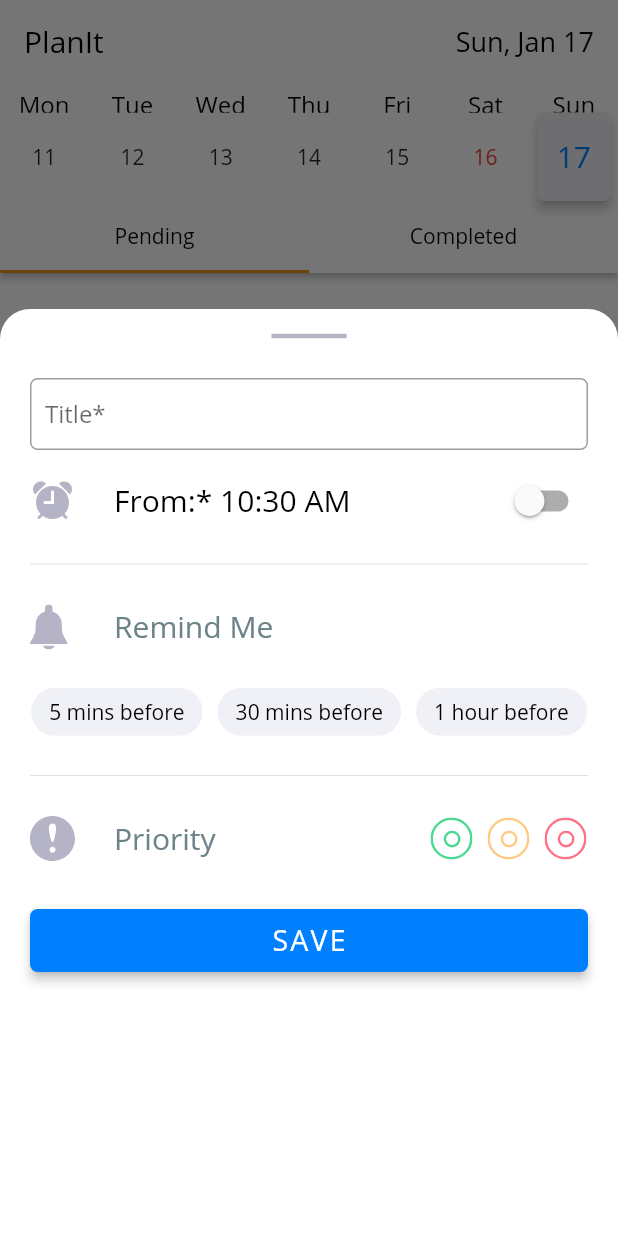
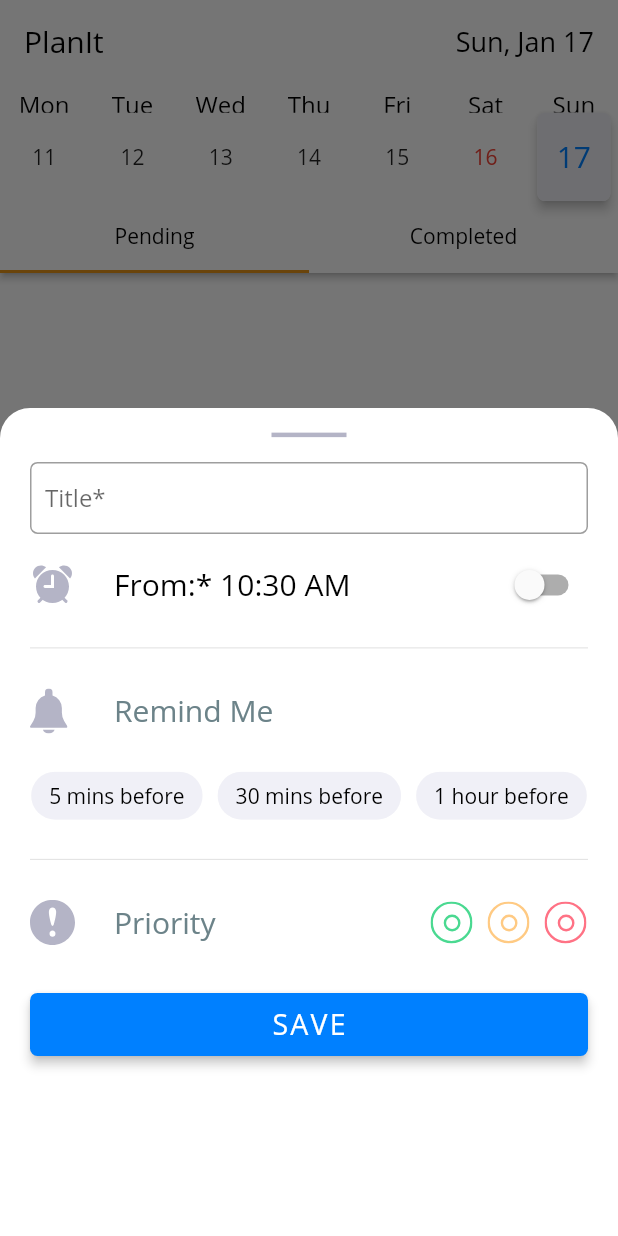
Before and after one commit to Jaineel-Mamtora/PlanIt, a Flutter app: the screen it shows after launch, after a tap on "What do you need to do?", on a phone screen of 412 x 824 dp. Run offline on Flutter 3.47's test engine with Material 2 defaults, Android fonts, the phone set to English and light mode, and no system bars; drawn by our look-alikes of table_calendar; our stand-ins replace connectivity, email_validator, firebase_auth, firebase_core, flutter_local_notifications, flutter_svg and 7 more; missing offline and left inert: sqflite_migration_service; accounts and stored records are empty.

Commit message:
minor changes

```diff
--- a/lib/main.dart
+++ b/lib/main.dart
@@ -31,9 +31,20 @@ void main() async {
 
 class MyPlanItApp extends StatelessWidget {
   final _navigationService = locator<NavigationService>();
-
   @override
   Widget build(BuildContext context) {
+    SystemChrome.setSystemUIOverlayStyle(
+      SystemUiOverlayStyle.dark.copyWith(
+        /* set Status bar color in Android devices. */
+        statusBarColor: Colors.white,
+        /* set Status bar icons color in Android devices.*/
+        statusBarIconBrightness: Brightness.dark,
+        /* set Status bar icon color in iOS. */
+        statusBarBrightness: Brightness.dark,
+        systemNavigationBarColor: Colors.white,
+        systemNavigationBarIconBrightness: Brightness.dark,
+      ),
+    );
     return MultiProvider(
       providers: [
         StreamProvider<User>.value(
--- a/lib/ui/components/custom_modal_bottom_sheet.dart
+++ b/lib/ui/components/custom_modal_bottom_sheet.dart
@@ -1,13 +1,14 @@
 import 'dart:convert';
 
-import 'package:PlanIt/constants.dart';
 import 'package:intl/intl.dart';
+import 'package:sprintf/sprintf.dart';
 import 'package:flutter/material.dart';
 import 'package:flutter_svg/flutter_svg.dart';
 import 'package:fluttertoast/fluttertoast.dart';
 
 import 'package:PlanIt/colors.dart';
 import 'package:PlanIt/locator.dart';
+import 'package:PlanIt/constants.dart';
 import 'package:PlanIt/models/task.dart';
 import 'package:PlanIt/enums/status.dart';
 import 'package:PlanIt/enums/reminder.dart';
@@ -16,7 +17,6 @@ import 'package:PlanIt/viewmodels/home_viewmodel.dart';
 import 'package:PlanIt/services/database_service.dart';
 import 'package:PlanIt/managers/notification_handler.dart';
 import 'package:PlanIt/ui/components/custom_text_field.dart';
-import 'package:sprintf/sprintf.dart';
 
 class CustomModalBottomSheet extends StatefulWidget {
   final DateTime date;
@@ -153,7 +153,10 @@ class _CustomModalBottomSheetState extends State<CustomModalBottomSheet> {
     final mediaQuery = MediaQuery.of(context);
     final Size deviceSize = mediaQuery.size;
     return Container(
-      height: deviceSize.height * 0.75 + mediaQuery.viewInsets.bottom,
+      margin: EdgeInsets.only(
+        top: mediaQuery.padding.top + 35,
+      ),
+      height: deviceSize.height * 0.67 + mediaQuery.viewInsets.bottom,
       padding: EdgeInsets.only(
         bottom: mediaQuery.viewInsets.bottom,
       ),
@@ -165,6 +168,7 @@ class _CustomModalBottomSheetState extends State<CustomModalBottomSheet> {
         ),
       ),
       child: Column(
+        mainAxisSize: MainAxisSize.min,
         children: <Widget>[
           Container(
             margin: EdgeInsets.symmetric(
@@ -183,14 +187,14 @@ class _CustomModalBottomSheetState extends State<CustomModalBottomSheet> {
                 return false;
               },
               child: SingleChildScrollView(
+                physics: AlwaysScrollableScrollPhysics(),
                 child: Column(
+                  mainAxisSize: MainAxisSize.min,
                   children: <Widget>[
-                    SizedBox(
-                      height: 10,
-                    ),
                     Padding(
-                      padding: const EdgeInsets.symmetric(
-                        horizontal: 20,
+                      padding: const EdgeInsets.only(
+                        left: 20,
+                        right: 20,
                       ),
                       child: CustomTextField(
                         labelText: TaskConstants.TITLE,
--- a/lib/ui/views/home_view.dart
+++ b/lib/ui/views/home_view.dart
@@ -1,9 +1,9 @@
-import 'package:PlanIt/constants.dart';
 import 'package:intl/intl.dart';
 import 'package:flutter/material.dart';
 import 'package:flutter_svg/flutter_svg.dart';
 
 import 'package:PlanIt/colors.dart';
+import 'package:PlanIt/constants.dart';
 import 'package:PlanIt/ui/views/base_view.dart';
 import 'package:PlanIt/ui/components/custom_card.dart';
 import 'package:PlanIt/viewmodels/home_viewmodel.dart';
@@ -50,14 +50,12 @@ class _HomeViewState extends State<HomeView> {
             ),
           ),
           builder: (_) {
-            return SafeArea(
-              child: CustomModalBottomSheet(
+            return CustomModalBottomSheet(
               date: model.getSelectedDate(),
               model: model,
               refreshKey: _currentIndex == 0
                   ? _refreshIndicatorKey1
                   : _refreshIndicatorKey2,
-              ),
             );
           },
         ) ??
@@ -85,6 +83,7 @@ class _HomeViewState extends State<HomeView> {
           length: 2,
           child: Scaffold(
             appBar: AppBar(
+              brightness: Brightness.light,
               backgroundColor: Colors.white,
               elevation: 2,
               title: Text(
@@ -371,7 +370,6 @@ class _HomeViewState extends State<HomeView> {
               padding: const EdgeInsets.symmetric(
                 horizontal: 20,
               ),
-              child: SafeArea(
               child: InkWell(
                 onTap: () => _addPlanBottomSheet(
                   ctx: context,
@@ -406,7 +404,6 @@ class _HomeViewState extends State<HomeView> {
               ),
             ),
           ),
-          ),
         );
       },
     );
```
Lines whose indentation alone changed are shown as unchanged.
